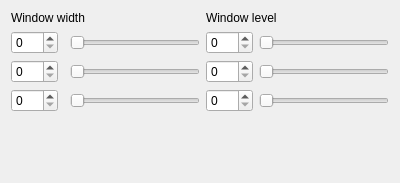
First picture: the form in codes/Controller/InteractorStyles/QInteractorStyleWindowLevel.ui, repository wuzhuobin/Vessel_Project, before the edit.
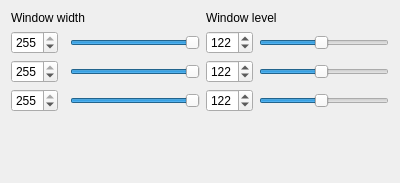
Second picture: the form after the edit.

Diff of the .ui file:
```diff
--- a/codes/Controller/InteractorStyles/QInteractorStyleWindowLevel.ui
+++ b/codes/Controller/InteractorStyles/QInteractorStyleWindowLevel.ui
@@ -19,6 +19,9 @@
      <property name="maximum">
       <number>255</number>
      </property>
+     <property name="value">
+      <number>255</number>
+     </property>
     </widget>
    </item>
    <item row="1" column="3">
@@ -26,6 +29,9 @@
      <property name="maximum">
       <number>255</number>
      </property>
+     <property name="value">
+      <number>255</number>
+     </property>
      <property name="orientation">
       <enum>Qt::Horizontal</enum>
      </property>
@@ -36,6 +42,9 @@
      <property name="maximum">
       <number>255</number>
      </property>
+     <property name="value">
+      <number>255</number>
+     </property>
     </widget>
    </item>
    <item row="2" column="3">
@@ -43,6 +52,9 @@
      <property name="maximum">
       <number>255</number>
      </property>
+     <property name="value">
+      <number>255</number>
+     </property>
      <property name="orientation">
       <enum>Qt::Horizontal</enum>
      </property>
@@ -53,6 +65,9 @@
      <property name="maximum">
       <number>255</number>
      </property>
+     <property name="value">
+      <number>255</number>
+     </property>
     </widget>
    </item>
    <item row="3" column="3">
@@ -60,6 +75,9 @@
      <property name="maximum">
       <number>255</number>
      </property>
+     <property name="value">
+      <number>255</number>
+     </property>
      <property name="orientation">
       <enum>Qt::Horizontal</enum>
      </property>
@@ -77,6 +95,9 @@
      <property name="maximum">
       <number>255</number>
      </property>
+     <property name="value">
+      <number>122</number>
+     </property>
     </widget>
    </item>
    <item row="0" column="5" colspan="2">
@@ -91,6 +112,9 @@
      <property name="maximum">
       <number>255</number>
      </property>
+     <property name="value">
+      <number>122</number>
+     </property>
     </widget>
    </item>
    <item row="1" column="6">
@@ -98,6 +122,9 @@
      <property name="maximum">
       <number>255</number>
      </property>
+     <property name="value">
+      <number>122</number>
+     </property>
      <property name="orientation">
       <enum>Qt::Horizontal</enum>
      </property>
@@ -108,6 +135,9 @@
      <property name="maximum">
       <number>255</number>
      </property>
+     <property name="value">
+      <number>122</number>
+     </property>
      <property name="orientation">
       <enum>Qt::Horizontal</enum>
      </property>
@@ -118,6 +148,9 @@
      <property name="maximum">
       <number>255</number>
      </property>
+     <property name="value">
+      <number>122</number>
+     </property>
     </widget>
    </item>
    <item row="2" column="6">
@@ -125,6 +158,9 @@
      <property name="maximum">
       <number>255</number>
      </property>
+     <property name="value">
+      <number>122</number>
+     </property>
      <property name="orientation">
       <enum>Qt::Horizontal</enum>
      </property>
```
